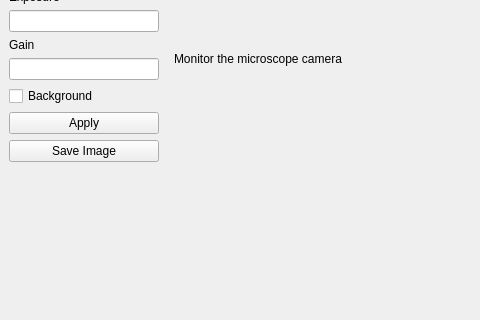
Before: the Qt Designer form calibration/view/GUI/Microscope_Focusing.ui in jmschr/DisperScripts, drawn with Qt 5; both pictures show x 0 to 480 and y 502 to 822 of the 716 by 1143 pixel window.
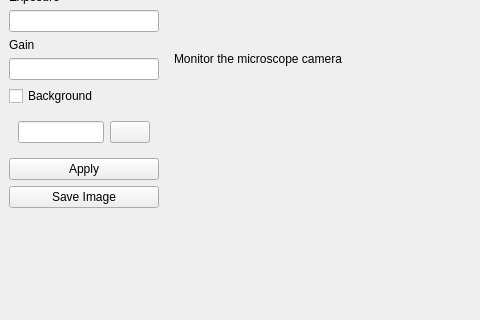
After: the same form once the commit is applied. Icons and pictures are not drawn.

Commit message: Added line for selecting the folder

What changed in the file:
```diff
--- a/calibration/view/GUI/Microscope_Focusing.ui
+++ b/calibration/view/GUI/Microscope_Focusing.ui
@@ -296,6 +296,26 @@
          </property>
         </widget>
        </item>
+       <item>
+        <widget class="QWidget" name="widget_2" native="true">
+         <layout class="QHBoxLayout" name="horizontalLayout_2">
+          <item>
+           <widget class="QLineEdit" name="folder_line"/>
+          </item>
+          <item>
+           <widget class="QPushButton" name="folder_chooser_button">
+            <property name="text">
+             <string/>
+            </property>
+            <property name="icon">
+             <iconset resource="resources.qrc">
+              <normaloff>:/icons/Icons/folder-open.png</normaloff>:/icons/Icons/folder-open.png</iconset>
+            </property>
+           </widget>
+          </item>
+         </layout>
+        </widget>
+       </item>
        <item>
         <widget class="QPushButton" name="apply_button">
          <property name="text">
```
